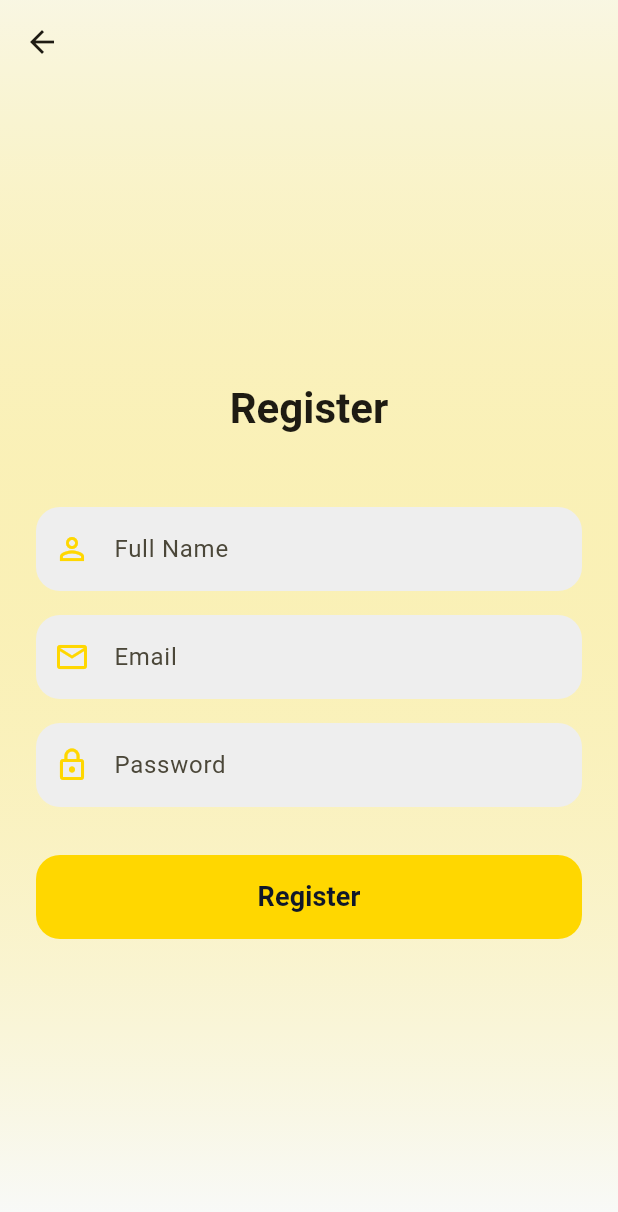
After one commit to Lemon1911/lemon_wallet, a Flutter app: the RegisterScreen screen opened directly, on a phone screen of 412 x 824 dp. The commit adds this screen. Shown: the top 1212 px of the screen. Run offline on Flutter 3.47's test engine with Material 3 defaults, Android fonts, the phone set to English and light mode, and no system bars; our stand-ins replace dartz, equatable, flutter_bloc, get_it, supabase_flutter; accounts and stored records are empty.

Commit message:
Finalize Auth UI and DI with error-free code

```diff
--- /dev/null
+++ b/lib/core/widgets/custom_components.dart
@@ -0,0 +1,81 @@
+import 'package:flutter/material.dart';
+import '../theme/app_colors.dart';
+
+class CustomTextField extends StatelessWidget {
+  final TextEditingController controller;
+  final String labelText;
+  final IconData prefixIcon;
+  final bool isPassword;
+  final String? Function(String?)? validator;
+
+  const CustomTextField({
+    super.key,
+    required this.controller,
+    required this.labelText,
+    required this.prefixIcon,
+    this.isPassword = false,
+    this.validator,
+  });
+
+  @override
+  Widget build(BuildContext context) {
+    return TextFormField(
+      controller: controller,
+      obscureText: isPassword,
+      validator: validator,
+      decoration: InputDecoration(
+        labelText: labelText,
+        prefixIcon: Icon(prefixIcon, color: AppColors.primary),
+        border: OutlineInputBorder(
+          borderRadius: BorderRadius.circular(16),
+          borderSide: BorderSide.none,
+        ),
+        filled: true,
+        fillColor: Theme.of(context).brightness == Brightness.dark
+            ? AppColors.surfaceDark
+            : Colors.grey[200],
+      ),
+    );
+  }
+}
+
+class CustomButton extends StatelessWidget {
+  final String text;
+  final VoidCallback onPressed;
+  final bool isLoading;
+
+  const CustomButton({
+    super.key,
+    required this.text,
+    required this.onPressed,
+    this.isLoading = false,
+  });
+
+  @override
+  Widget build(BuildContext context) {
+    return SizedBox(
+      width: double.infinity,
+      height: 56,
+      child: ElevatedButton(
+        onPressed: isLoading ? null : onPressed,
+        style: ElevatedButton.styleFrom(
+          backgroundColor: AppColors.primary,
+          foregroundColor: AppColors.bgDark,
+          shape: RoundedRectangleBorder(
+            borderRadius: BorderRadius.circular(16),
+          ),
+          elevation: 0,
+        ),
+        child: isLoading
+            ? const CircularProgressIndicator(color: AppColors.bgDark)
+            : Text(
+                text,
+                style: const TextStyle(
+                  fontSize: 18,
+                  fontWeight: FontWeight.bold,
+                ),
+              ),
+      ),
+    );
+  }
+}
--- /dev/null
+++ b/lib/features/auth/presentation/screens/register_screen.dart
@@ -0,0 +1,121 @@
+import 'package:flutter/material.dart';
+import 'package:flutter_bloc/flutter_bloc.dart';
+import 'package:lemons_pay/core/widgets/custom_components.dart';
+import 'package:lemons_pay/core/theme/app_colors.dart';
+import 'package:lemons_pay/features/auth/presentation/bloc/auth_bloc.dart';
+import 'package:lemons_pay/features/auth/presentation/bloc/auth_event.dart';
+import 'package:lemons_pay/features/auth/presentation/bloc/auth_state.dart';
+import 'package:lemons_pay/l10n/app_localizations.dart';
+
+class RegisterScreen extends StatefulWidget {
+  const RegisterScreen({super.key});
+
+  @override
+  State<RegisterScreen> createState() => _RegisterScreenState();
+}
+
+class _RegisterScreenState extends State<RegisterScreen> {
+  final _emailController = TextEditingController();
+  final _passwordController = TextEditingController();
+  final _nameController = TextEditingController();
+  final _formKey = GlobalKey<FormState>();
+
+  @override
+  Widget build(BuildContext context) {
+    final l10n = AppLocalizations.of(context)!;
+
+    return Scaffold(
+      appBar: AppBar(
+        backgroundColor: Colors.transparent,
+      ),
+      extendBodyBehindAppBar: true,
+      body: BlocListener<AuthBloc, AuthState>(
+        listener: (context, state) {
+          if (state is AuthError) {
+            ScaffoldMessenger.of(context).showSnackBar(
+              SnackBar(content: Text(state.message), backgroundColor: AppColors.error),
+            );
+          }
+        },
+        child: Container(
+          decoration: BoxDecoration(
+            gradient: LinearGradient(
+              begin: Alignment.topCenter,
+              end: Alignment.bottomCenter,
+              colors: [
+                AppColors.primary.withValues(alpha: 0.1),
+                Theme.of(context).scaffoldBackgroundColor,
+              ],
+            ),
+          ),
+          child: SafeArea(
+            child: Center(
+              child: SingleChildScrollView(
+                padding: const EdgeInsets.all(24.0),
+                child: Form(
+                  key: _formKey,
+                  child: Column(
+                    mainAxisAlignment: MainAxisAlignment.center,
+                    children: [
+                      Text(
+                        l10n.register,
+                        style: Theme.of(context).textTheme.headlineMedium?.copyWith(
+                              fontWeight: FontWeight.bold,
+                            ),
+                      ),
+                      const SizedBox(height: 48),
+                      CustomTextField(
+                        controller: _nameController,
+                        labelText: 'Full Name', // TODO: Add to l10n
+                        prefixIcon: Icons.person_outline,
+                        validator: (value) =>
+                            value!.isEmpty ? 'Please enter your name' : null,
+                      ),
+                      const SizedBox(height: 16),
+                      CustomTextField(
+                        controller: _emailController,
+                        labelText: l10n.email,
+                        prefixIcon: Icons.email_outlined,
+                        validator: (value) =>
+                            value!.isEmpty ? 'Please enter email' : null,
+                      ),
+                      const SizedBox(height: 16),
+                      CustomTextField(
+                        controller: _passwordController,
+                        labelText: l10n.password,
+                        prefixIcon: Icons.lock_outline,
+                        isPassword: true,
+                        validator: (value) =>
+                            value!.isEmpty ? 'Please enter password' : null,
+                      ),
+                      const SizedBox(height: 32),
+                      BlocBuilder<AuthBloc, AuthState>(
+                        builder: (context, state) {
+                          return CustomButton(
+                            text: l10n.register,
+                            isLoading: state is AuthLoading,
+                            onPressed: () {
+                              if (_formKey.currentState!.validate()) {
+                                context.read<AuthBloc>().add(
+                                      AuthRegisterRequested(
+                                        email: _emailController.text.trim(),
+                                        password: _passwordController.text.trim(),
+                                        fullName: _nameController.text.trim(),
+                                      ),
+                                    );
+                              }
+                            },
+                          );
+                        },
+                      ),
+                    ],
+                  ),
+                ),
+              ),
+            ),
+          ),
+        ),
+      ),
+    );
+  }
+}
```
Also changed, not shown: lib/core/di/service_locator.dart (added, +40 -0 lines), lib/features/auth/presentation/screens/login_screen.dart (added, +113 -0 lines), lib/main.dart (+11 -1 lines).
